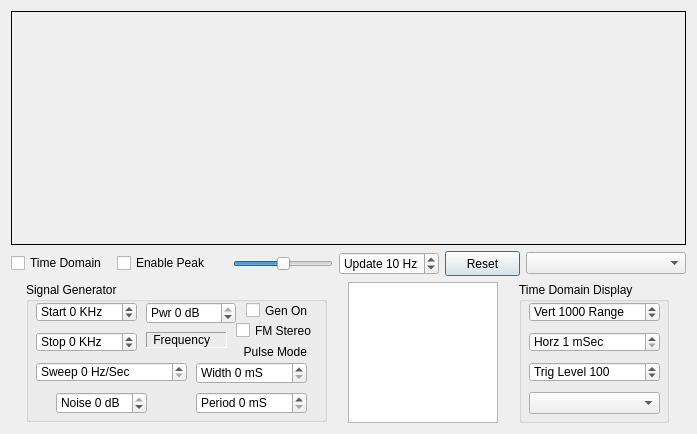
First picture: the form in testbench.ui, repository oldscienceguy/PebbleSDR, before the edit.
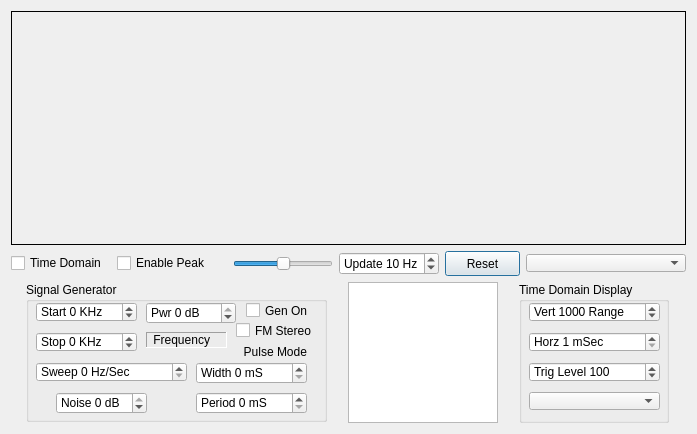
Second picture: the form after the edit.

```diff
--- a/testbench.ui
+++ b/testbench.ui
@@ -184,7 +184,7 @@
      <item>
       <widget class="QComboBox" name="comboBoxProfile">
        <property name="sizePolicy">
-        <sizepolicy hsizetype="Fixed" vsizetype="Fixed">
+        <sizepolicy hsizetype="Preferred" vsizetype="Preferred">
          <horstretch>0</horstretch>
          <verstretch>0</verstretch>
         </sizepolicy>
@@ -192,9 +192,20 @@
        <property name="minimumSize">
         <size>
          <width>160</width>
-         <height>22</height>
+         <height>18</height>
         </size>
        </property>
+       <property name="maximumSize">
+        <size>
+         <width>16777215</width>
+         <height>18</height>
+        </size>
+       </property>
+       <property name="font">
+        <font>
+         <pointsize>10</pointsize>
+        </font>
+       </property>
       </widget>
      </item>
     </layout>
@@ -624,7 +635,7 @@
           <x>10</x>
           <y>110</y>
           <width>131</width>
-          <height>22</height>
+          <height>18</height>
          </rect>
         </property>
        </widget>
```
